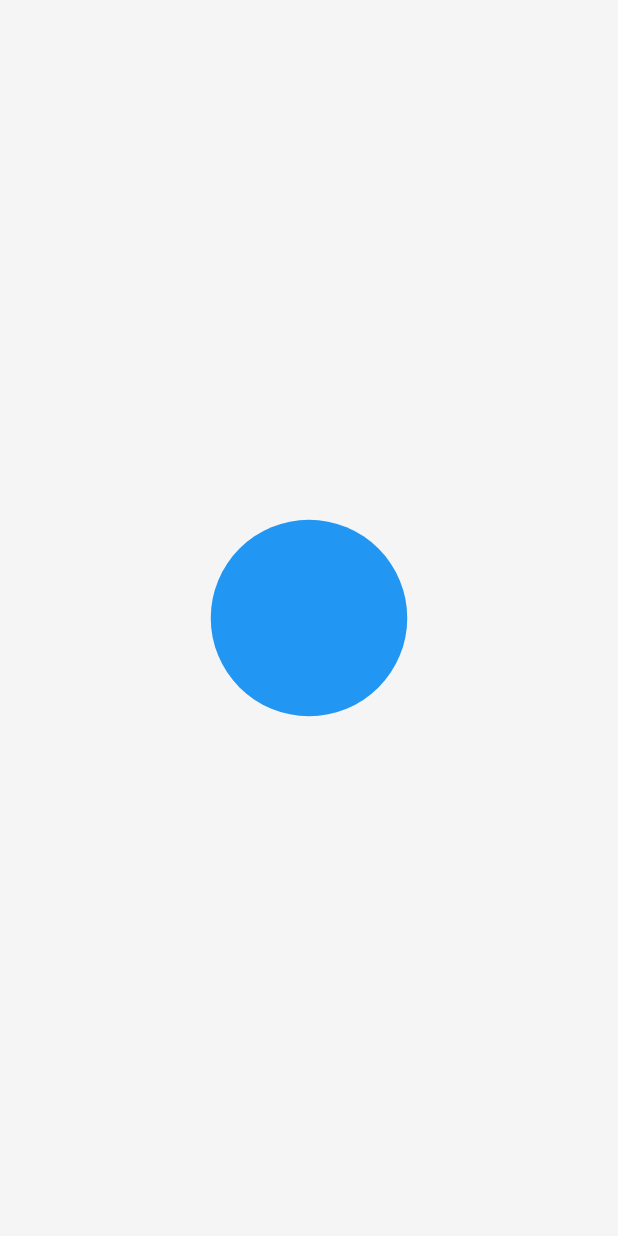
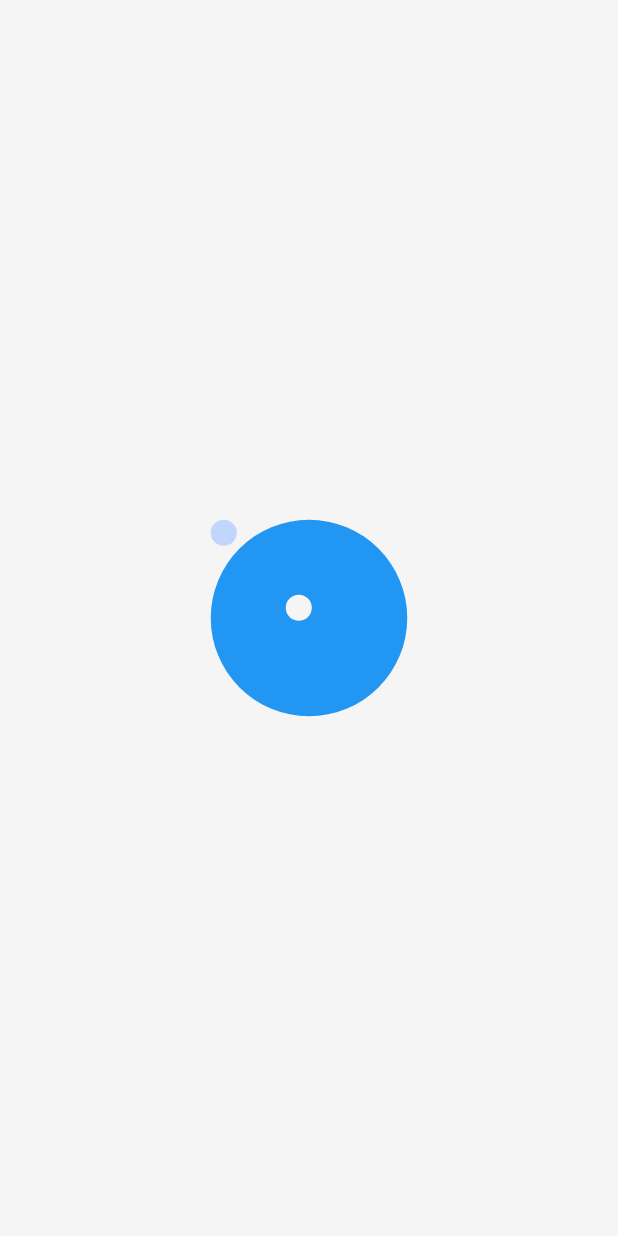
Before and after one commit to fkirewold/Task-Management-App, a Flutter app: the screen it shows after launch, on a phone screen of 412 x 824 dp. Run offline on Flutter 3.47's test engine with Material 3 defaults, Android fonts, the phone set to English and light mode, and no system bars; our stand-ins replace go_router.

Commit message:
adjust the folder structure

```diff
--- /dev/null
+++ b/lib/config/router.dart
@@ -0,0 +1,30 @@
+import 'package:go_router/go_router.dart';
+import 'package:todo/presentation/screens/splash_screen.dart';
+import 'package:todo/presentation/screens/task_screen.dart';
+import 'package:todo/presentation/screens/welcome_screen.dart';
+
+class RouteName {
+  static const splash = 'splash_screen';
+ static const welcome='welcome_screen';
+ static const task='Task_Screen';
+}
+
+final goRouter = GoRouter(initialLocation: '/', routes: [
+  GoRoute(
+    path: '/',
+    builder: (context, state) => SplashScreen(),
+    name: RouteName.splash,
+
+  ),
+   GoRoute(
+    path: '/',
+    builder: (context, state) => WelcomeScreen(),
+    name: RouteName.welcome,
+
+  ),
+   GoRoute(
+    path: '/',
+    builder: (context, state) => TaskScreen(),
+    name: RouteName.task,
+  ),
+]);
--- a/lib/main.dart
+++ b/lib/main.dart
@@ -1,5 +1,5 @@
 import 'package:flutter/material.dart';
-import 'package:todo/presentation/screens/main_screen.dart';
+import 'package:todo/config/router.dart';
 
 void main() {
   runApp(Main());
@@ -10,12 +10,13 @@ class Main extends StatelessWidget {
 
   @override
   Widget build(BuildContext context) {
-    return MaterialApp(
+    return MaterialApp.router(
+routerConfig:goRouter,
         debugShowCheckedModeBanner: false,
         theme: ThemeData(
           primaryColor: Colors.blue,
           scaffoldBackgroundColor: Color(0xFFF5F5F5),
         ),
-        home: MainScreen());
+        );
   }
 }
--- a/lib/presentation/screens/main_screen.dart
+++ /dev/null
@@ -1,30 +0,0 @@
-import 'package:flutter/material.dart';
-
-class MainScreen extends StatelessWidget {
-  const MainScreen({super.key});
-
-  @override
-  Widget build(BuildContext context) {
-    return Scaffold(
-      backgroundColor:Theme.of(context).scaffoldBackgroundColor ,
-      body:SplashScreen(),
-    );
-  }
-}
-class SplashScreen extends StatelessWidget {
-  const SplashScreen({super.key});
-
-  @override
-  Widget build(BuildContext context) {
-    return Center(
-      child:Container(
-        height: 131,
-        width: 131,
-        decoration:BoxDecoration(
-          shape: BoxShape.circle,
-        color: Theme.of(context).primaryColor,
-        ),
-      ) ,
-    );
-  }
-}
--- /dev/null
+++ b/lib/presentation/screens/splash_screen.dart
@@ -0,0 +1,48 @@
+import 'package:flutter/material.dart';
+
+
+
+class SplashScreen extends StatelessWidget {
+  const SplashScreen({super.key});
+
+  @override
+  Widget build(BuildContext context) {
+    return
+    Scaffold(
+      body: Center(
+        child: Stack(children: [
+          Container(
+            height: 131,
+            width: 131,
+            decoration: BoxDecoration(
+              shape: BoxShape.circle,
+              color: Theme.of(context).primaryColor,
+            ),
+          ),
+
+          Positioned(
+            top: 50,
+            left: 50,
+            child: Container(
+              width: 17.37,
+              height: 17.37,
+              decoration: BoxDecoration(
+                shape: BoxShape.circle,
+                color: Theme.of(context).scaffoldBackgroundColor,
+              ),
+            ),
+          ),
+          Positioned(
+            child: Container(
+                width: 17.37,
+                height: 17.37,
+                decoration: BoxDecoration(
+                  shape: BoxShape.circle,
+                  color: Color(0xFFC0D6FC),
+                )),
+          ),
+        ]),
+      ),
+    );
+  }
+}
--- a/pubspec.yaml
+++ b/pubspec.yaml
@@ -34,6 +34,7 @@ dependencies:
   # The following adds the Cupertino Icons font to your application.
   # Use with the CupertinoIcons class for iOS style icons.
   cupertino_icons: ^1.0.8
+  go_router: ^14.8.0
 
 dev_dependencies:
   flutter_test:
```
Also changed, not shown: lib/presentation/screens/task_screen.dart (added, +11 -0 lines), lib/presentation/screens/welcome_screen.dart (added, +10 -0 lines), lib/presentation/widgets/button_widget.dart (added, +23 -0 lines), lib/presentation/widgets/text_widget.dart (added, +19 -0 lines), lib/presentation/widgets/textfield_widget.dart (added, +20 -0 lines), lib/config/them.dart (added), pubspec.lock.
